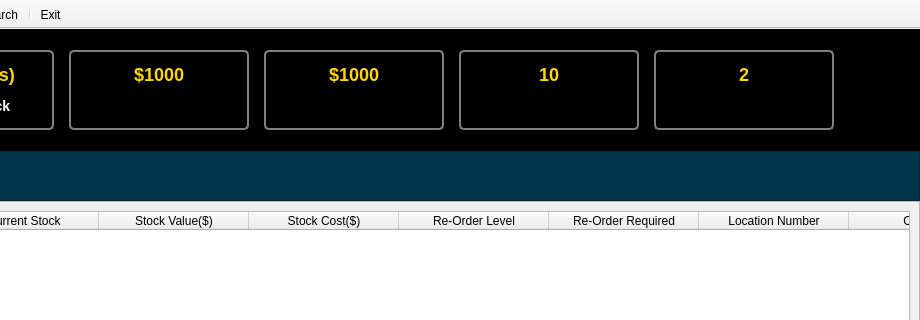
The window that #021 Stock Management Example/ui/main.ui (maruGh/PyQt5-Video-Book) describes before a commit, drawn with Qt 5; both pictures show x 212 to 1132 and y 0 to 320 of the 1132 by 650 pixel window.
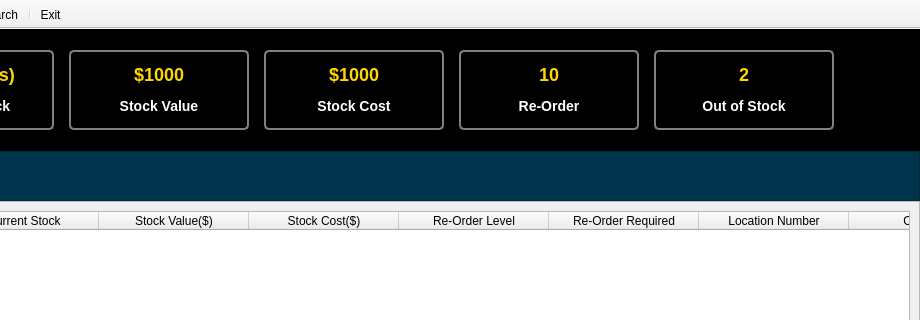
The same window after the commit. Icons and pictures are not drawn.

The edit to the form file:
```diff
--- a/#021 Stock Management Example/ui/main.ui
+++ b/#021 Stock Management Example/ui/main.ui
@@ -200,6 +200,7 @@
              <string notr="true">QLabel {
 	font-size: 14px;
 	font-weight: bold;
+	color:rgb(255, 255, 255)
 }</string>
             </property>
             <property name="text">
@@ -268,6 +269,7 @@
              <string notr="true">QLabel {
 	font-size: 14px;
 	font-weight: bold;
+	color: rgb(255, 255, 255);
 }</string>
             </property>
             <property name="text">
@@ -336,6 +338,7 @@
              <string notr="true">QLabel {
 	font-size: 14px;
 	font-weight: bold;
+color: rgb(255, 255, 255);
 }</string>
             </property>
             <property name="text">
@@ -403,7 +406,7 @@
             <property name="styleSheet">
              <string notr="true">QLabel {
 	font-size: 14px;
-	font-weight: bold;
+	font-weight: bold;color: rgb(255, 255, 255);
 }</string>
             </property>
             <property name="text">
```
Left out of the diff: 19 changed lines with no effect on the pictures.
